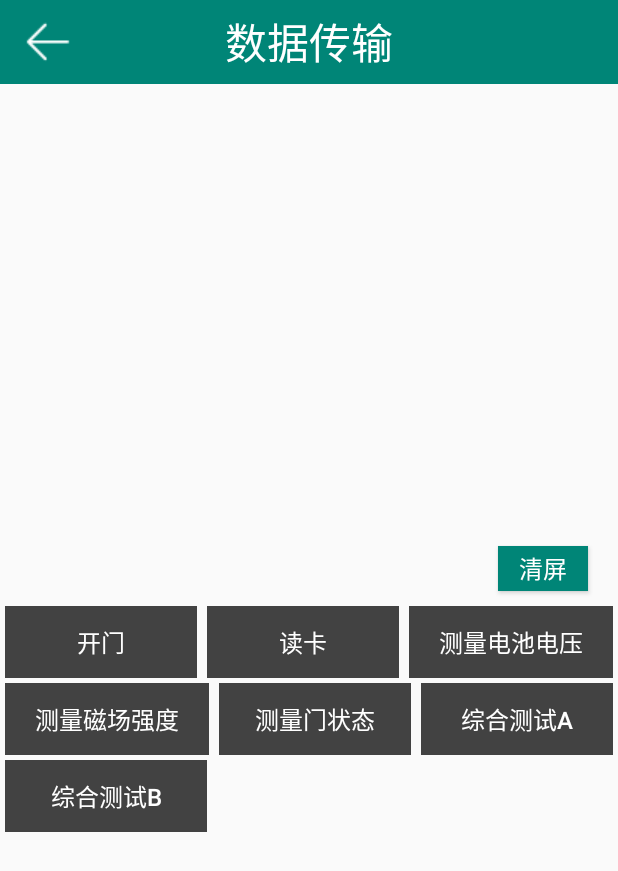
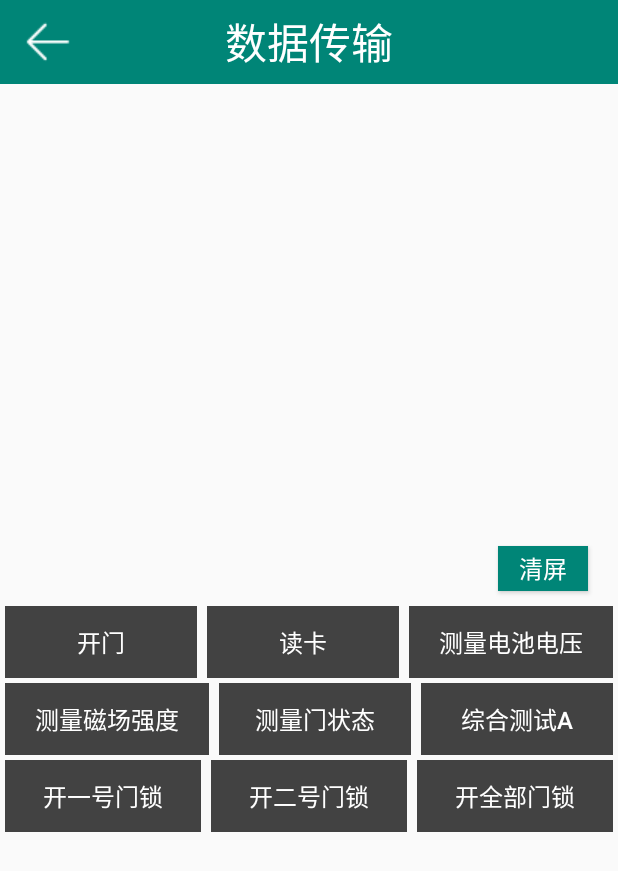
Before and after one commit to QQ652276536/BLEControl, an Android app: the layout fragment_bluetooth_read_write.xml on its own in the app's theme, with its tools: preview values and no code run, on a phone screen of 412 x 824 dp. Shown: the top 871 px of the screen. Run offline under Robolectric (Android 15) with nearby library versions, the light colour scheme and no system bars.

Commit message:
no message

```diff
--- a/app/src/main/res/layout/fragment_bluetooth_read_write.xml
+++ b/app/src/main/res/layout/fragment_bluetooth_read_write.xml
@@ -188,7 +188,7 @@
                     android:layout_weight="1"
                     android:background="@color/cardview_dark_background"
                     android:enabled="false"
-                    android:text="@string/btn_test2"
+                    android:text="开一号门锁"
                     android:textColor="@color/white"
                     android:textSize="16sp" />
 
@@ -196,17 +196,29 @@
                     android:id="@+id/btn8"
                     android:layout_width="wrap_content"
                     android:layout_height="wrap_content"
+                    android:layout_marginLeft="3dp"
+                    android:layout_marginRight="3dp"
+                    android:layout_marginBottom="3dp"
                     android:layout_weight="1"
-                    android:text="Button"
-                    android:visibility="invisible" />
+                    android:background="@color/cardview_dark_background"
+                    android:enabled="false"
+                    android:text="开二号门锁"
+                    android:textColor="@color/white"
+                    android:textSize="16sp" />
 
                 <Button
                     android:id="@+id/btn9"
                     android:layout_width="wrap_content"
                     android:layout_height="wrap_content"
+                    android:layout_marginLeft="3dp"
+                    android:layout_marginRight="3dp"
+                    android:layout_marginBottom="3dp"
                     android:layout_weight="1"
-                    android:text="Button"
-                    android:visibility="invisible" />
+                    android:background="@color/cardview_dark_background"
+                    android:enabled="false"
+                    android:text="开全部门锁"
+                    android:textColor="@color/white"
+                    android:textSize="16sp" />
 
             </LinearLayout>
 
```
Also changed, not shown: app/src/main/java/com/zistone/bluetoothtest/fragment/BluetoothFragment_PowerControl.java (+9 -1 lines), app/src/main/java/com/zistone/bluetoothtest/fragment/BluetoothFragment_ReadWrite.java (+55 -94 lines).
